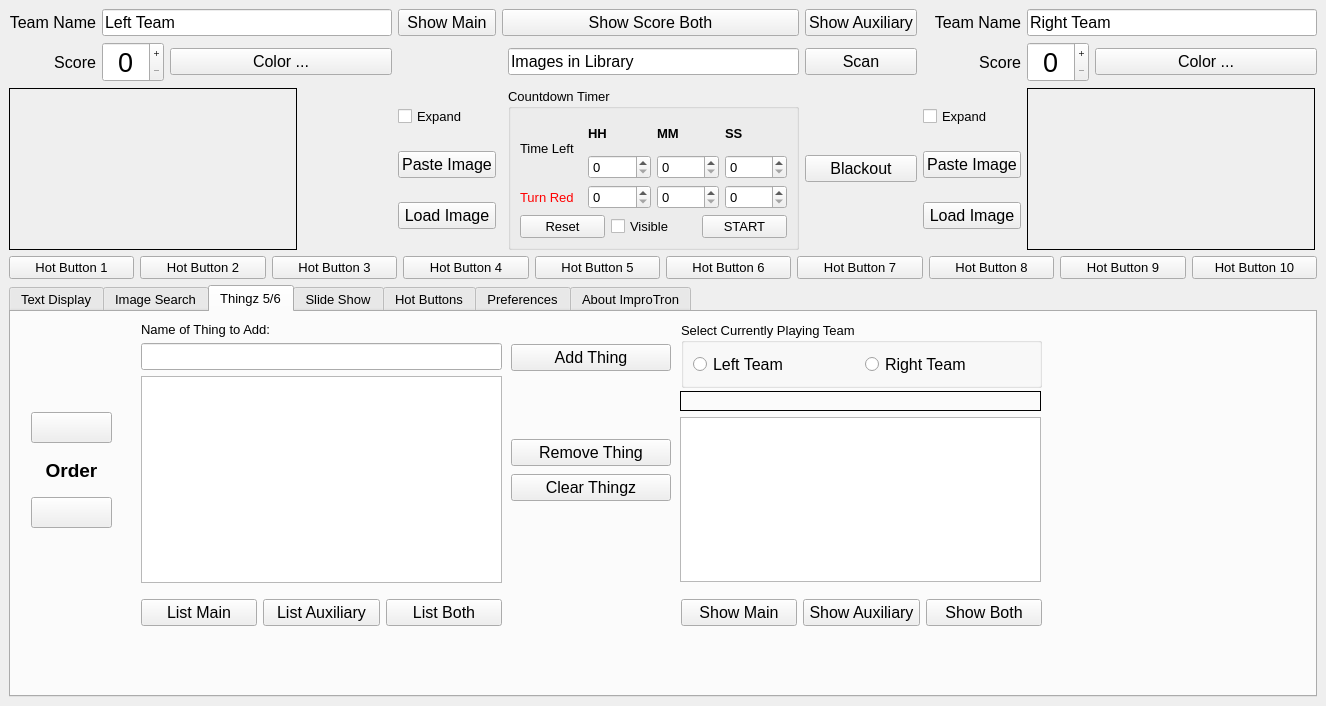
First picture: the form in ImproTronControlPanel.ui, repository guywinterbotham/ImproTron, before the edit.
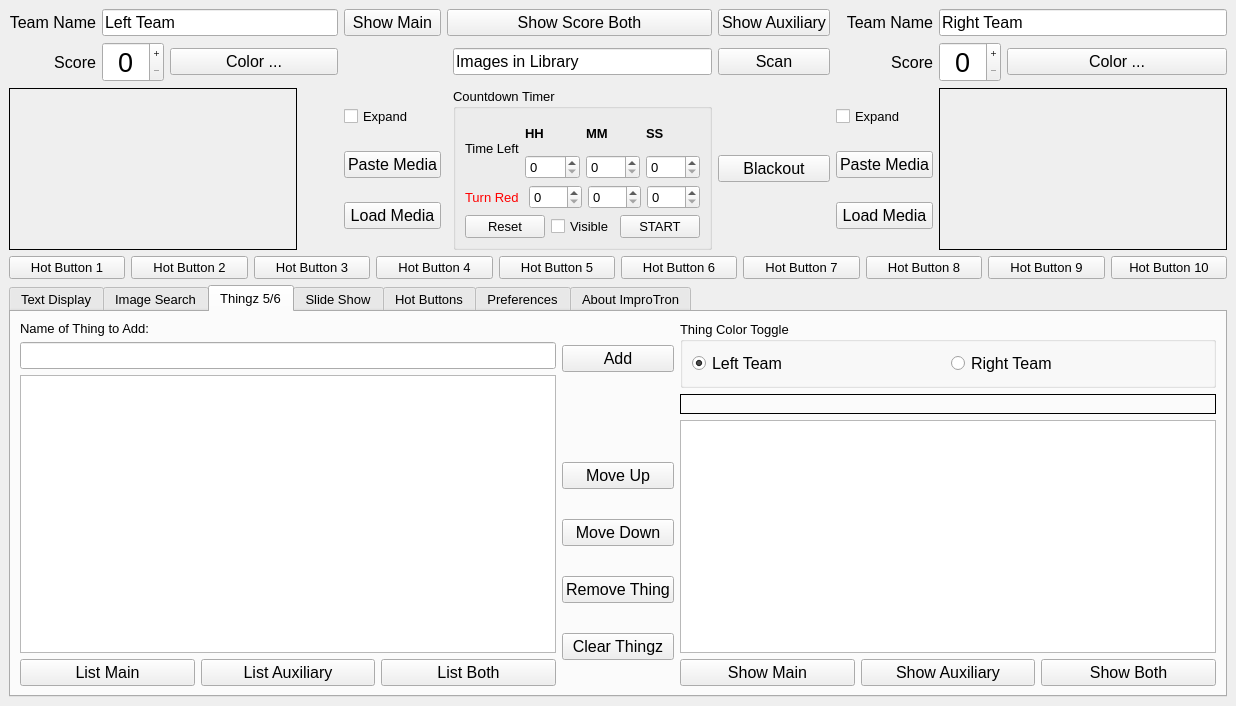
Second picture: the form after the edit. The open tabs and pages were chosen to show the change. Icons and pictures are not drawn.

Commit message: Thingz interaction and display management complete

Diff of the .ui file:
```diff
--- a/ImproTronControlPanel.ui
+++ b/ImproTronControlPanel.ui
@@ -316,7 +316,7 @@
            </font>
           </property>
           <property name="text">
-           <string>Paste Image</string>
+           <string>Paste Media</string>
           </property>
          </widget>
         </item>
@@ -328,7 +328,7 @@
            </font>
           </property>
           <property name="text">
-           <string>Load Image</string>
+           <string>Load Media</string>
           </property>
          </widget>
         </item>
@@ -363,7 +363,7 @@
            </font>
           </property>
           <property name="text">
-           <string>Paste Image</string>
+           <string>Paste Media</string>
           </property>
          </widget>
         </item>
@@ -375,7 +375,7 @@
            </font>
           </property>
           <property name="text">
-           <string>Load Image</string>
+           <string>Load Media</string>
           </property>
          </widget>
         </item>
@@ -651,7 +651,7 @@
        </sizepolicy>
       </property>
       <property name="currentIndex">
-       <number>0</number>
+       <number>2</number>
       </property>
       <property name="iconSize">
        <size>
@@ -781,23 +781,53 @@
           <item>
            <layout class="QHBoxLayout" name="loadTextLayout">
             <item>
-             <widget class="QPushButton" name="loadTextboxLeft">
+             <widget class="QPushButton" name="loadTextboxLeftPB">
+              <property name="minimumSize">
+               <size>
+                <width>50</width>
+                <height>0</height>
+               </size>
+              </property>
               <property name="text">
-               <string>&lt;-</string>
+               <string/>
               </property>
+              <property name="icon">
+               <iconset resource="ImproTronIcons.qrc">
+                <normaloff>:/icons/left</normaloff>:/icons/left</iconset>
+              </property>
              </widget>
             </item>
             <item>
-             <widget class="QPushButton" name="loadTextboxBoth">
+             <widget class="QPushButton" name="loadTextboxBothPB">
+              <property name="minimumSize">
+               <size>
+                <width>50</width>
+                <height>0</height>
+               </size>
+              </property>
               <property name="text">
-               <string>&lt;-&gt;</string>
+               <string/>
               </property>
+              <property name="icon">
+               <iconset resource="ImproTronIcons.qrc">
+                <normaloff>:/icons/both</normaloff>:/icons/both</iconset>
+              </property>
              </widget>
             </item>
             <item>
-             <widget class="QPushButton" name="loadTextboxRight">
+             <widget class="QPushButton" name="loadTextboxRightPB">
+              <property name="minimumSize">
+               <size>
+                <width>50</width>
+                <height>0</height>
+               </size>
+              </property>
               <property name="text">
-               <string>-&gt;</string>
+               <string/>
+              </property>
+              <property name="icon">
+               <iconset resource="ImproTronIcons.qrc">
+                <normaloff>:/icons/right</normaloff>:/icons/right</iconset>
               </property>
              </widget>
             </item>
@@ -822,22 +852,52 @@
            <layout class="QHBoxLayout" name="clearTextLayout">
             <item>
              <widget class="QPushButton" name="clearLeftTextPB">
+              <property name="minimumSize">
+               <size>
+                <width>50</width>
+                <height>0</height>
+               </size>
+              </property>
               <property name="text">
-               <string>&lt;-</string>
+               <string/>
+              </property>
+              <property name="icon">
+               <iconset resource="ImproTronIcons.qrc">
+                <normaloff>:/icons/left</normaloff>:/icons/left</iconset>
               </property>
              </widget>
             </item>
             <item>
              <widget class="QPushButton" name="clearBothTextPB">
+              <property name="minimumSize">
+               <size>
+                <width>50</width>
+                <height>0</height>
+               </size>
+              </property>
               <property name="text">
-               <string>&lt;-&gt;</string>
+               <string/>
+              </property>
+              <property name="icon">
+               <iconset resource="ImproTronIcons.qrc">
+                <normaloff>:/icons/both</normaloff>:/icons/both</iconset>
               </property>
              </widget>
             </item>
             <item>
              <widget class="QPushButton" name="clearRightTextPB">
+              <property name="minimumSize">
+               <size>
+                <width>50</width>
+                <height>0</height>
+               </size>
+              </property>
               <property name="text">
-               <string>-&gt;</string>
+               <string/>
+              </property>
+              <property name="icon">
+               <iconset resource="ImproTronIcons.qrc">
+                <normaloff>:/icons/right</normaloff>:/icons/right</iconset>
               </property>
              </widget>
             </item>
@@ -1212,103 +1272,10 @@
        <attribute name="title">
         <string>Thingz 5/6</string>
        </attribute>
-       <widget class="QWidget" name="verticalLayoutWidget_3">
-        <property name="geometry">
-         <rect>
-          <x>20</x>
-          <y>100</y>
-          <width>81</width>
-          <height>116</height>
-         </rect>
-        </property>
-        <layout class="QVBoxLayout" name="thingzReorderVL">
-         <property name="sizeConstraint">
-          <enum>QLayout::SetMinimumSize</enum>
-         </property>
+       <layout class="QHBoxLayout" name="horizontalLayout_10">
          <item>
-          <widget class="QPushButton" name="thingzMoveUpPB">
-           <property name="sizePolicy">
-            <sizepolicy hsizetype="Minimum" vsizetype="Fixed">
-             <horstretch>0</horstretch>
-             <verstretch>0</verstretch>
-            </sizepolicy>
-           </property>
-           <property name="font">
-            <font>
-             <pointsize>14</pointsize>
-            </font>
-           </property>
-           <property name="text">
-            <string/>
-           </property>
-           <property name="icon">
-            <iconset resource="ImproTronIcons.qrc">
-             <normaloff>:/icons/up</normaloff>:/icons/up</iconset>
-           </property>
-           <property name="iconSize">
-            <size>
-             <width>30</width>
-             <height>30</height>
-            </size>
-           </property>
-          </widget>
-         </item>
+         <layout class="QHBoxLayout" name="thingzHL">
          <item>
-          <widget class="QLabel" name="thingzOrderLBL">
-           <property name="sizePolicy">
-            <sizepolicy hsizetype="Minimum" vsizetype="Minimum">
-             <horstretch>0</horstretch>
-             <verstretch>0</verstretch>
-            </sizepolicy>
-           </property>
-           <property name="font">
-            <font>
-             <pointsize>14</pointsize>
-             <bold>true</bold>
-            </font>
-           </property>
-           <property name="text">
-            <string>Order</string>
-           </property>
-           <property name="alignment">
-            <set>Qt::AlignCenter</set>
-           </property>
-          </widget>
-         </item>
-         <item>
-          <widget class="QPushButton" name="thingzMoveDownPB">
-           <property name="font">
-            <font>
-             <pointsize>14</pointsize>
-             <bold>false</bold>
-            </font>
-           </property>
-           <property name="text">
-            <string/>
-           </property>
-           <property name="icon">
-            <iconset resource="ImproTronIcons.qrc">
-             <normaloff>:/icons/down</normaloff>:/icons/down</iconset>
-           </property>
-           <property name="iconSize">
-            <size>
-             <width>30</width>
-             <height>30</height>
-            </size>
-           </property>
-          </widget>
-         </item>
-        </layout>
-       </widget>
-       <widget class="QWidget" name="verticalLayoutWidget_4">
-        <property name="geometry">
-         <rect>
-          <x>130</x>
-          <y>10</y>
-          <width>361</width>
-          <height>261</height>
-         </rect>
-        </property>
         <layout class="QVBoxLayout" name="thingzListVL">
          <item>
           <widget class="QLabel" name="thingNameLBL">
@@ -1329,17 +1296,7 @@
          <item>
           <widget class="QListWidget" name="thingzListLW"/>
          </item>
-        </layout>
-       </widget>
-       <widget class="QWidget" name="horizontalLayoutWidget">
-        <property name="geometry">
-         <rect>
-          <x>130</x>
-          <y>280</y>
-          <width>361</width>
-          <height>41</height>
-         </rect>
-        </property>
+            <item>
         <layout class="QHBoxLayout" name="thingzShowHL">
          <item>
           <widget class="QPushButton" name="showThingzMainPB">
@@ -1396,104 +1353,10 @@
           </widget>
          </item>
         </layout>
-       </widget>
-       <widget class="QWidget" name="verticalLayoutWidget_6">
-        <property name="geometry">
-         <rect>
-          <x>670</x>
-          <y>10</y>
-          <width>361</width>
-          <height>66</height>
-         </rect>
-        </property>
-        <layout class="QVBoxLayout" name="thingViewVL">
-         <item>
-          <widget class="QGroupBox" name="thingTeamGB">
-           <property name="title">
-            <string>Select Currently Playing Team</string>
-           </property>
-           <layout class="QHBoxLayout" name="horizontalLayout">
-            <item>
-             <layout class="QHBoxLayout" name="horizontalLayout_4">
-              <item>
-               <widget class="QRadioButton" name="leftThingTeamRB">
-                <property name="font">
-                 <font>
-                  <pointsize>12</pointsize>
-                 </font>
-                </property>
-                <property name="styleSheet">
-                 <string notr="true"/>
-                </property>
-                <property name="text">
-                 <string>Left Team</string>
-                </property>
-               </widget>
-              </item>
-              <item>
-               <widget class="QRadioButton" name="rightThingTeamRB">
-                <property name="font">
-                 <font>
-                  <pointsize>12</pointsize>
-                 </font>
-                </property>
-                <property name="styleSheet">
-                 <string notr="true"/>
-                </property>
-                <property name="text">
-                 <string>Right Team</string>
-                </property>
-               </widget>
-              </item>
-             </layout>
-            </item>
-           </layout>
-          </widget>
-         </item>
-        </layout>
-       </widget>
-       <widget class="QWidget" name="verticalLayoutWidget_7">
-        <property name="geometry">
-         <rect>
-          <x>669</x>
-          <y>79</y>
-          <width>361</width>
-          <height>191</height>
-         </rect>
-        </property>
-        <layout class="QVBoxLayout" name="verticalLayout">
+            </item>
+           </layout>
+          </item>
          <item>
-          <widget class="QLabel" name="thingFocusLBL">
-           <property name="font">
-            <font>
-             <pointsize>12</pointsize>
-            </font>
-           </property>
-           <property name="frameShape">
-            <enum>QFrame::Box</enum>
-           </property>
-           <property name="text">
-            <string/>
-           </property>
-           <property name="alignment">
-            <set>Qt::AlignCenter</set>
-           </property>
-          </widget>
-         </item>
-         <item>
-          <widget class="QPlainTextEdit" name="thingTextEdit"/>
-         </item>
-        </layout>
-       </widget>
-       <widget class="QWidget" name="verticalLayoutWidget_5">
-        <property name="geometry">
-         <rect>
-          <x>500</x>
-          <y>30</y>
-          <width>160</width>
-          <height>161</height>
-         </rect>
-        </property>
         <layout class="QVBoxLayout" name="thingzEditVL">
          <item>
           <widget class="QPushButton" name="addThingPB">
@@ -1503,7 +1366,7 @@
             </font>
            </property>
            <property name="text">
-            <string>Add Thing</string>
+               <string>Add</string>
            </property>
           </widget>
          </item>
@@ -1523,6 +1386,55 @@
            </property>
           </spacer>
          </item>
+            <item>
+             <widget class="QPushButton" name="thingzMoveUpPB">
+              <property name="sizePolicy">
+               <sizepolicy hsizetype="Minimum" vsizetype="Fixed">
+                <horstretch>0</horstretch>
+                <verstretch>0</verstretch>
+               </sizepolicy>
+              </property>
+              <property name="font">
+               <font>
+                <pointsize>12</pointsize>
+               </font>
+              </property>
+              <property name="text">
+               <string>Move Up</string>
+              </property>
+              <property name="iconSize">
+               <size>
+                <width>30</width>
+                <height>30</height>
+               </size>
+              </property>
+             </widget>
+            </item>
+            <item>
+             <widget class="QPushButton" name="thingzMoveDownPB">
+              <property name="sizePolicy">
+               <sizepolicy hsizetype="Minimum" vsizetype="Fixed">
+                <horstretch>0</horstretch>
+                <verstretch>0</verstretch>
+               </sizepolicy>
+              </property>
+              <property name="font">
+               <font>
+                <pointsize>12</pointsize>
+                <bold>false</bold>
+               </font>
+              </property>
+              <property name="text">
+               <string>Move Down</string>
+              </property>
+              <property name="iconSize">
+               <size>
+                <width>30</width>
+                <height>30</height>
+               </size>
+              </property>
+             </widget>
+            </item>
          <item>
           <widget class="QPushButton" name="removeThingPB">
            <property name="font">
@@ -1548,16 +1460,80 @@
           </widget>
          </item>
         </layout>
-       </widget>
-       <widget class="QWidget" name="horizontalLayoutWidget_3">
-        <property name="geometry">
-         <rect>
-          <x>670</x>
-          <y>280</y>
-          <width>361</width>
-          <height>41</height>
-         </rect>
-        </property>
+          </item>
+          <item>
+           <layout class="QVBoxLayout" name="thingEditorVL">
+            <item>
+             <widget class="QGroupBox" name="thingTeamGB">
+              <property name="title">
+               <string>Thing Color Toggle</string>
+              </property>
+              <property name="checkable">
+               <bool>false</bool>
+              </property>
+              <layout class="QHBoxLayout" name="horizontalLayout">
+               <item>
+                <layout class="QHBoxLayout" name="thingzColorsHL">
+                 <item>
+                  <widget class="QRadioButton" name="leftThingTeamRB">
+                   <property name="font">
+                    <font>
+                     <pointsize>12</pointsize>
+                    </font>
+                   </property>
+                   <property name="styleSheet">
+                    <string notr="true"/>
+                   </property>
+                   <property name="text">
+                    <string>Left Team</string>
+                   </property>
+                   <property name="checked">
+                    <bool>true</bool>
+                   </property>
+                  </widget>
+                 </item>
+                 <item>
+                  <widget class="QRadioButton" name="rightThingTeamRB">
+                   <property name="font">
+                    <font>
+                     <pointsize>12</pointsize>
+                    </font>
+                   </property>
+                   <property name="styleSheet">
+                    <string notr="true"/>
+                   </property>
+                   <property name="text">
+                    <string>Right Team</string>
+                   </property>
+                  </widget>
+                 </item>
+                </layout>
+               </item>
+              </layout>
+             </widget>
+            </item>
+            <item>
+             <widget class="QLabel" name="thingFocusLBL">
+              <property name="font">
+               <font>
+                <pointsize>12</pointsize>
+               </font>
+              </property>
+              <property name="frameShape">
+               <enum>QFrame::Box</enum>
+              </property>
+              <property name="text">
+               <string/>
+              </property>
+              <property name="alignment">
+               <set>Qt::AlignCenter</set>
+              </property>
+             </widget>
+            </item>
+            <item>
+             <widget class="QPlainTextEdit" name="thingTextEdit"/>
+            </item>
+            <item>
         <layout class="QHBoxLayout" name="thingzShowHL_2">
          <item>
           <widget class="QPushButton" name="showThingMainPB">
@@ -1614,7 +1590,12 @@
           </widget>
          </item>
         </layout>
-       </widget>
+            </item>
+           </layout>
+          </item>
+         </layout>
+        </item>
+       </layout>
       </widget>
       <widget class="QWidget" name="slideShowTab">
        <property name="minimumSize">
```
Left out of the diff: 9 changed lines with no effect on the pictures. Lines whose indentation alone changed are shown as unchanged. The commit also changes 7 other files.
